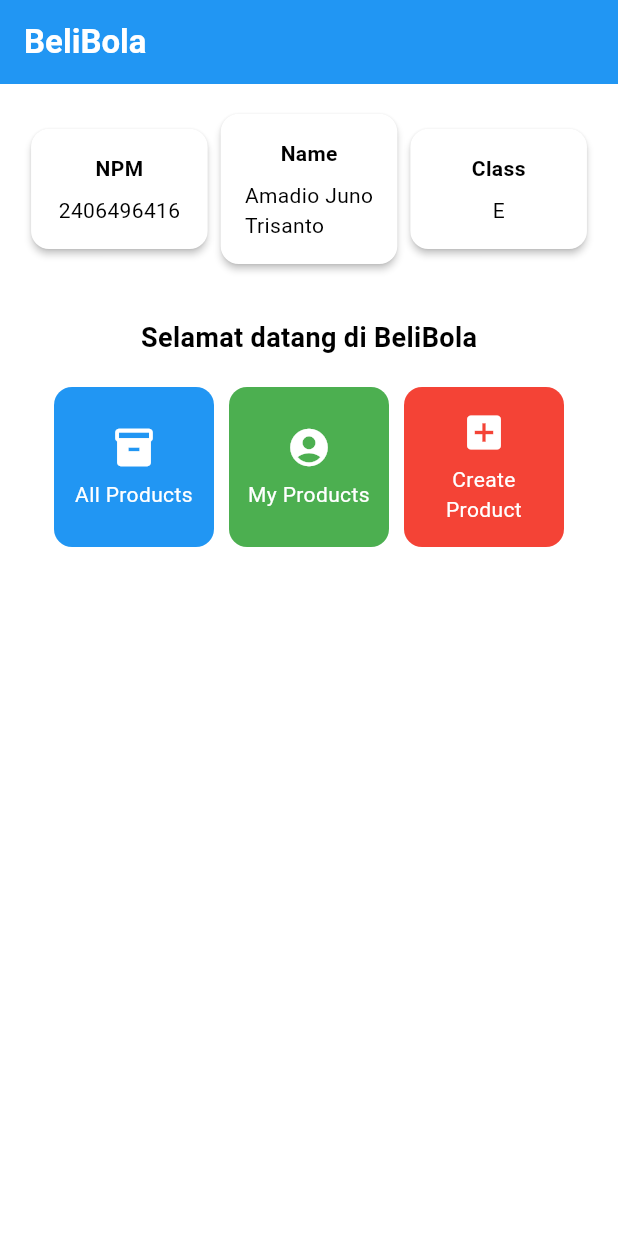
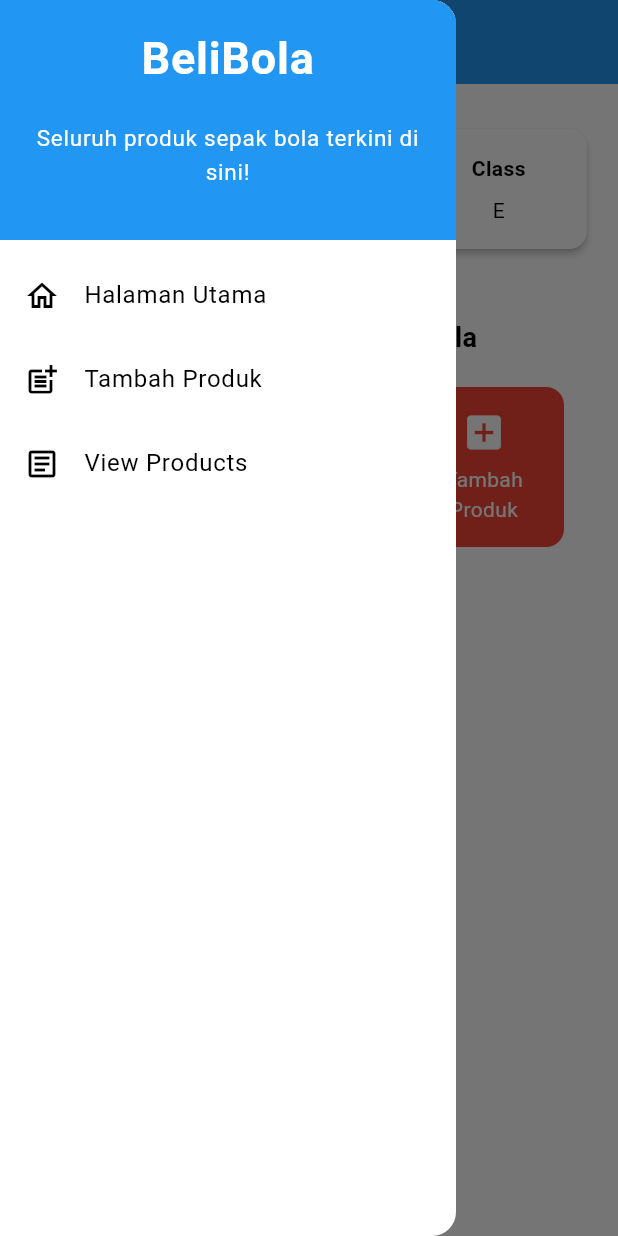
Before and after one commit to amadiojuno/football-shop-mobile, a Flutter app: the screen it shows after launch, with the side drawer open (before the commit the screen has no drawer), on a phone screen of 412 x 824 dp. Run offline on Flutter 3.47's test engine with Material 3 defaults, Android fonts, the phone set to English and light mode, and no system bars.

Commit message:
Tugas Individu 8 selesai

```diff
--- a/lib/main.dart
+++ b/lib/main.dart
@@ -1,5 +1,5 @@
 import 'package:flutter/material.dart';
-import 'package:football_shop/menu.dart';
+import 'package:football_shop/screens/menu.dart';
 
 void main() {
   runApp(const MyApp());
--- a/lib/menu.dart
+++ b/lib/screens/menu.dart
@@ -1,4 +1,7 @@
 import 'package:flutter/material.dart';
+import 'package:football_shop/widgets/left_drawer.dart';
+import 'package:football_shop/screens/productlist_form.dart';
+import 'package:football_shop/widgets/product_card.dart';
 
 class MyHomePage extends StatelessWidget {
   MyHomePage({super.key});
@@ -24,6 +27,7 @@ class MyHomePage extends StatelessWidget {
         // Warna latar belakang AppBar diambil dari skema warna tema aplikasi.
         backgroundColor: Theme.of(context).colorScheme.primary,
       ),
+      drawer: const LeftDrawer(),
       // Body halaman dengan padding di sekelilingnya.
       body: Padding(
         padding: const EdgeInsets.all(16.0),
@@ -87,9 +91,9 @@ class MyHomePage extends StatelessWidget {
   }
 
   final List<ItemHomepage> items = [
-    ItemHomepage("All Products", Icons.inventory_2, Colors.blue),
-    ItemHomepage("My Products", Icons.account_circle, Colors.green),
-    ItemHomepage("Create Product", Icons.add_box, Colors.red),
+    ItemHomepage("Semua Produk", Icons.inventory_2, Colors.blue),
+    ItemHomepage("Produk Saya", Icons.account_circle, Colors.green),
+    ItemHomepage("Tambah Produk", Icons.add_box, Colors.red),
   ];
 }
 
@@ -133,57 +137,3 @@ class ItemHomepage {
 
   ItemHomepage(this.name, this.icon, this.color);
 }
-
-class ItemCard extends StatelessWidget {
-  // Menampilkan kartu dengan ikon dan nama.
-
-  final ItemHomepage item;
-
-  const ItemCard(this.item, {super.key});
-
-  @override
-  Widget build(BuildContext context) {
-    return Material(
-      // Menentukan warna latar belakang dari item.
-      color: item.color,
-      // Membuat sudut kartu melengkung.
-      borderRadius: BorderRadius.circular(12),
-
-      child: InkWell(
-        // Aksi ketika kartu ditekan.
-        onTap: () {
-          // Menampilkan pesan SnackBar saat kartu ditekan.
-          ScaffoldMessenger.of(context)
-            ..hideCurrentSnackBar()
-            ..showSnackBar(
-              SnackBar(content: Text("Kamu telah menekan tombol ${item.name}!"))
-            );
-        },
-        // Container untuk menyimpan Icon dan Text
-        child: Container(
-          padding: const EdgeInsets.all(8),
-          child: Center(
-            child: Column(
-              // Menyusun ikon dan teks di tengah kartu.
-              mainAxisAlignment: MainAxisAlignment.center,
-              children: [
-                Icon(
-                  item.icon,
-                  color: Colors.white,
-                  size: 30.0,
-                ),
-                const Padding(padding: EdgeInsets.all(3)),
-                Text(
-                  item.name,
-                  textAlign: TextAlign.center,
-                  style: const TextStyle(color: Colors.white),
-                ),
-              ],
-            ),
-          ),
-        ),
-      ),
-    );
-  }
-
-}
--- /dev/null
+++ b/lib/widgets/left_drawer.dart
@@ -0,0 +1,87 @@
+import 'package:flutter/material.dart';
+import 'package:football_shop/screens/menu.dart';
+// TODO: Impor halaman ProductFormPage jika sudah dibuat
+import 'package:football_shop/screens/productlist_form.dart';
+
+class LeftDrawer extends StatelessWidget {
+  const LeftDrawer({super.key});
+
+  @override
+  Widget build(BuildContext context) {
+    return Drawer(
+      child: ListView(
+        children: [
+          const DrawerHeader(
+            // TODO: Bagian drawer header
+            decoration: BoxDecoration(
+            color: Colors.blue,
+          ),
+          child: Column(
+            children: [
+              Text(
+                'BeliBola',
+                textAlign: TextAlign.center,
+                style: TextStyle(
+                  fontSize: 30,
+                  fontWeight: FontWeight.bold,
+                  color: Colors.white,
+                ),
+              ),
+              Padding(padding: EdgeInsets.all(10)),
+              Text("Seluruh produk sepak bola terkini di sini!",
+                  // TODO: Tambahkan gaya teks dengan center alignment, font ukuran 15, warna putih, dan weight biasa
+                  textAlign: TextAlign.center,
+                  style: TextStyle(
+                    fontSize: 15,
+                    color: Colors.white,
+                    fontWeight: FontWeight.normal,
+                  ),
+              ),
+            ],
+          ),
+          ),
+          // TODO: Bagian routing
+          ListTile(
+            leading: const Icon(Icons.home_outlined),
+            title: const Text('Halaman Utama'),
+            // Bagian redirection ke MyHomePage
+            onTap: () {
+              Navigator.push(
+                  context,
+                  MaterialPageRoute(
+                    builder: (context) => MyHomePage(),
+                  ));
+            },
+          ),
+          ListTile(
+            leading: const Icon(Icons.post_add),
+            title: const Text('Tambah Produk'),
+            // Bagian redirection ke ProductFormPage
+            onTap: () {
+              // TODO: Buatlah routing ke ProductFormPage di sini,
+              // setelah halaman ProductFormPage sudah dibuat.
+              Navigator.push(
+                  context,
+                  MaterialPageRoute(
+                    builder: (context) => ProductFormPage(),
+                  ));
+            },
+          ),
+          // TODO: Buat ListTile baru untuk ke halaman melihat products
+          ListTile(
+            leading: const Icon(Icons.article_outlined),
+            title: const Text('View Products'),
+            // Bagian redirection ke ProductListPage
+            // onTap: () {
+            //   Navigator.push(
+            //       context,
+            //       MaterialPageRoute(
+            //         builder: (context) => ProductListPage(),
+            //       ));
+            // },
+          ),
+        ],
+      ),
+    );
+  }
+}
--- /dev/null
+++ b/lib/widgets/product_card.dart
@@ -0,0 +1,66 @@
+import 'package:flutter/material.dart';
+import 'package:football_shop/screens/productlist_form.dart';
+import 'package:football_shop/screens/menu.dart';
+
+
+class ItemCard extends StatelessWidget {
+  // Menampilkan kartu dengan ikon dan nama.
+
+  final ItemHomepage item;
+
+  const ItemCard(this.item, {super.key});
+
+  @override
+  Widget build(BuildContext context) {
+    return Material(
+      // Menentukan warna latar belakang dari item.
+      color: item.color,
+      // Membuat sudut kartu melengkung.
+      borderRadius: BorderRadius.circular(12),
+
+      child: InkWell(
+        // Aksi ketika kartu ditekan.
+        onTap: () {
+          // Menampilkan pesan SnackBar saat kartu ditekan.
+          ScaffoldMessenger.of(context)
+            ..hideCurrentSnackBar()
+            ..showSnackBar(
+              SnackBar(content: Text("Kamu telah menekan tombol ${item.name}!"))
+            );
+            if (item.name == "Tambah Produk") {
+              // TODO: Gunakan Navigator.push untuk melakukan navigasi ke MaterialPageRoute yang mencakup ProductFormPage.
+              Navigator.push(
+                context,
+                MaterialPageRoute(
+                  builder: (context) => ProductFormPage(),
+                ),
+              );
+            }
+        },
+        // Container untuk menyimpan Icon dan Text
+        child: Container(
+          padding: const EdgeInsets.all(8),
+          child: Center(
+            child: Column(
+              // Menyusun ikon dan teks di tengah kartu.
+              mainAxisAlignment: MainAxisAlignment.center,
+              children: [
+                Icon(
+                  item.icon,
+                  color: Colors.white,
+                  size: 30.0,
+                ),
+                const Padding(padding: EdgeInsets.all(3)),
+                Text(
+                  item.name,
+                  textAlign: TextAlign.center,
+                  style: const TextStyle(color: Colors.white),
+                ),
+              ],
+            ),
+          ),
+        ),
+      ),
+    );
+  }
+}
```
Also changed, not shown: lib/screens/productlist_form.dart (added, +310 -0 lines), 1 other file.
